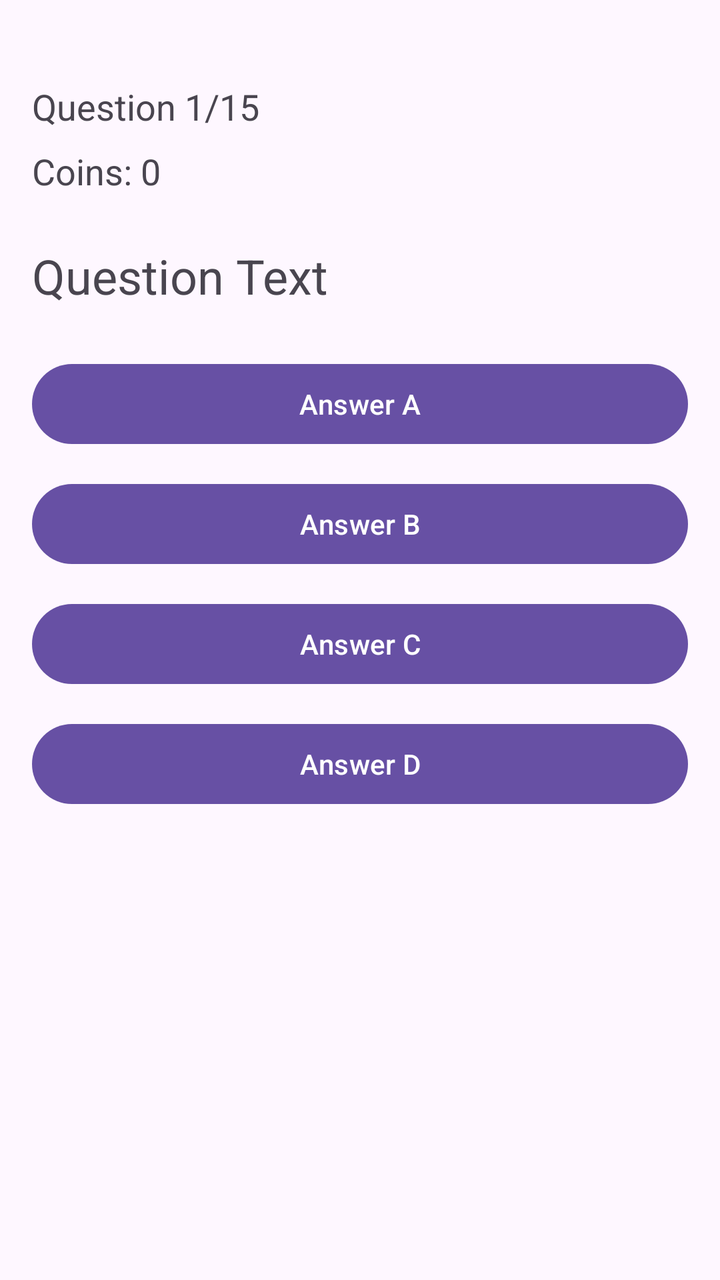
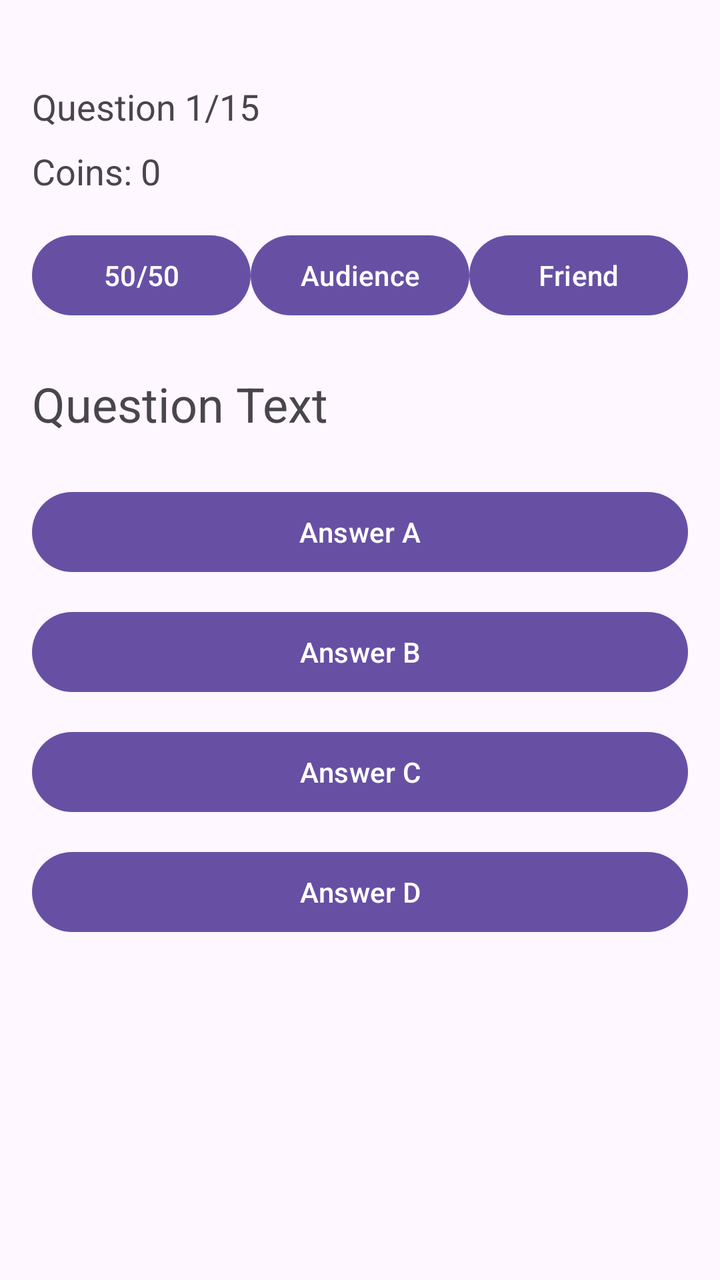

Compare the two renders of this Android layout. The source of the first and the diff that turns it into the second are given below.
<!-- AndroidManifest.xml: application theme Theme.OstaniBeden -->
<!-- res/layout/activity_quiz.xml -->
<?xml version="1.0" encoding="utf-8"?>
<LinearLayout
    xmlns:android="http://schemas.android.com/apk/res/android"
    android:layout_width="match_parent"
    android:layout_height="match_parent"
    android:orientation="vertical"
    android:padding="16dp">

    <TextView
        android:id="@+id/tvQuestionCounter"
        android:layout_width="wrap_content"
        android:layout_height="wrap_content"
        android:text="Question 1/15"
        android:textSize="18sp"
        android:layout_marginTop="25dp"/>

    <TextView
        android:id="@+id/tvCoins"
        android:layout_width="wrap_content"
        android:layout_height="wrap_content"
        android:text="Coins: 0"
        android:textSize="18sp"
        android:layout_marginTop="8dp"/>

    <TextView
        android:id="@+id/tvQuestionText"
        android:layout_width="match_parent"
        android:layout_height="wrap_content"
        android:text="Question Text"
        android:textSize="24sp"
        android:layout_marginTop="24dp"/>

    <Button
        android:id="@+id/btnAnswerA"
        android:layout_width="match_parent"
        android:layout_height="wrap_content"
        android:text="Answer A"
        android:layout_marginTop="24dp"/>

    <Button
        android:id="@+id/btnAnswerB"
        android:layout_width="match_parent"
        android:layout_height="wrap_content"
        android:text="Answer B"
        android:layout_marginTop="12dp"/>

    <Button
        android:id="@+id/btnAnswerC"
        android:layout_width="match_parent"
        android:layout_height="wrap_content"
        android:text="Answer C"
        android:layout_marginTop="12dp"/>

    <Button
        android:id="@+id/btnAnswerD"
        android:layout_width="match_parent"
        android:layout_height="wrap_content"
        android:text="Answer D"
        android:layout_marginTop="12dp"/>

</LinearLayout>
<!-- resources referenced by this layout -->
<resources>
  <style name="Theme.OstaniBeden" parent="Base.Theme.OstaniBeden" />
  <style name="Base.Theme.OstaniBeden" parent="Theme.Material3.DayNight.NoActionBar">
          
          
      </style>
</resources>

<!-- the commit's change to res/layout/activity_quiz.xml (unified diff, before → after) -->
@@ -21,6 +21,35 @@
         android:text="Coins: 0"
         android:textSize="18sp"
         android:layout_marginTop="8dp"/>
+
+    <LinearLayout
+        android:layout_width="match_parent"
+        android:layout_height="wrap_content"
+        android:orientation="horizontal"
+        android:layout_marginTop="16dp">
+
+        <Button
+            android:id="@+id/btn5050"
+            android:layout_width="0dp"
+            android:layout_height="wrap_content"
+            android:layout_weight="1"
+            android:text="50/50"/>
+
+        <Button
+            android:id="@+id/btnAudience"
+            android:layout_width="0dp"
+            android:layout_height="wrap_content"
+            android:layout_weight="1"
+            android:text="Audience"/>
+
+        <Button
+            android:id="@+id/btnFriend"
+            android:layout_width="0dp"
+            android:layout_height="wrap_content"
+            android:layout_weight="1"
+            android:text="Friend"/>
+
+    </LinearLayout>
 
     <TextView
         android:id="@+id/tvQuestionText"
